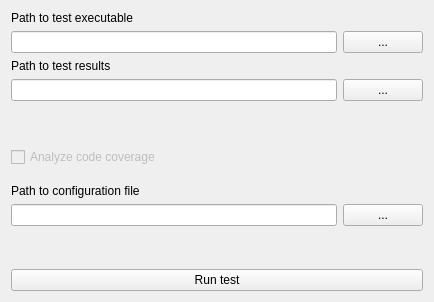
This is Aether QTest Runner/aether_qtest_runner_executable/TestRunConfigurationWidget.ui in Aethermeister/Aether-Projects---QTest-Runner as Qt 5 draws it before an edit. The edited form follows.
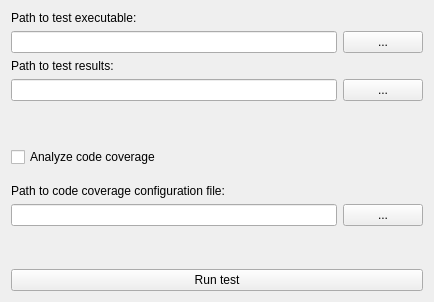
This is the edited form.

Commit message:
Code coverage option added
Code coverage function added
OpenCppCoverage is checked on computer
If option is selected the tests are run through OpenCppCoverage
Generated coverage results are displayed in browser

The edit to the form file:
```diff
--- a/Aether QTest Runner/aether_qtest_runner_executable/TestRunConfigurationWidget.ui
+++ b/Aether QTest Runner/aether_qtest_runner_executable/TestRunConfigurationWidget.ui
@@ -30,16 +30,6 @@
    <item row="1" column="0">
     <widget class="QLineEdit" name="m_path_to_test_executable_line_edit"/>
    </item>
-   <item row="5" column="0">
-    <widget class="QCheckBox" name="m_analyze_code_coverage_check_box">
-     <property name="enabled">
-      <bool>false</bool>
-     </property>
-     <property name="text">
-      <string>Analyze code coverage</string>
-     </property>
-    </widget>
-   </item>
    <item row="6" column="0" colspan="2">
     <widget class="QWidget" name="m_code_coverage_configuration_widget" native="true">
      <layout class="QGridLayout" name="gridLayout_2">
@@ -55,7 +45,7 @@
       <item row="0" column="0">
        <widget class="QLabel" name="label_4">
         <property name="text">
-         <string>Path to configuration file</string>
+         <string>Path to code coverage configuration file:</string>
         </property>
        </widget>
       </item>
@@ -75,7 +65,7 @@
    <item row="2" column="0">
     <widget class="QLabel" name="label">
      <property name="text">
-      <string>Path to test results</string>
+      <string>Path to test results:</string>
      </property>
     </widget>
    </item>
@@ -99,7 +89,7 @@
    <item row="0" column="0">
     <widget class="QLabel" name="label_2">
      <property name="text">
-      <string>Path to test executable</string>
+      <string>Path to test executable:</string>
      </property>
     </widget>
    </item>
@@ -126,6 +116,19 @@
      </property>
     </widget>
    </item>
+   <item row="5" column="0" colspan="2">
+    <widget class="QCheckBox" name="m_analyze_code_coverage_check_box">
+     <property name="enabled">
+      <bool>true</bool>
+     </property>
+     <property name="toolTip">
+      <string>Use OpenCppCoverage to analyze code coverage</string>
+     </property>
+     <property name="text">
+      <string>Analyze code coverage</string>
+     </property>
+    </widget>
+   </item>
   </layout>
  </widget>
  <layoutdefault spacing="6" margin="11"/>
```
Left out of the diff: 8 changed lines with no effect on the pictures. The commit also changes 9 other files.
